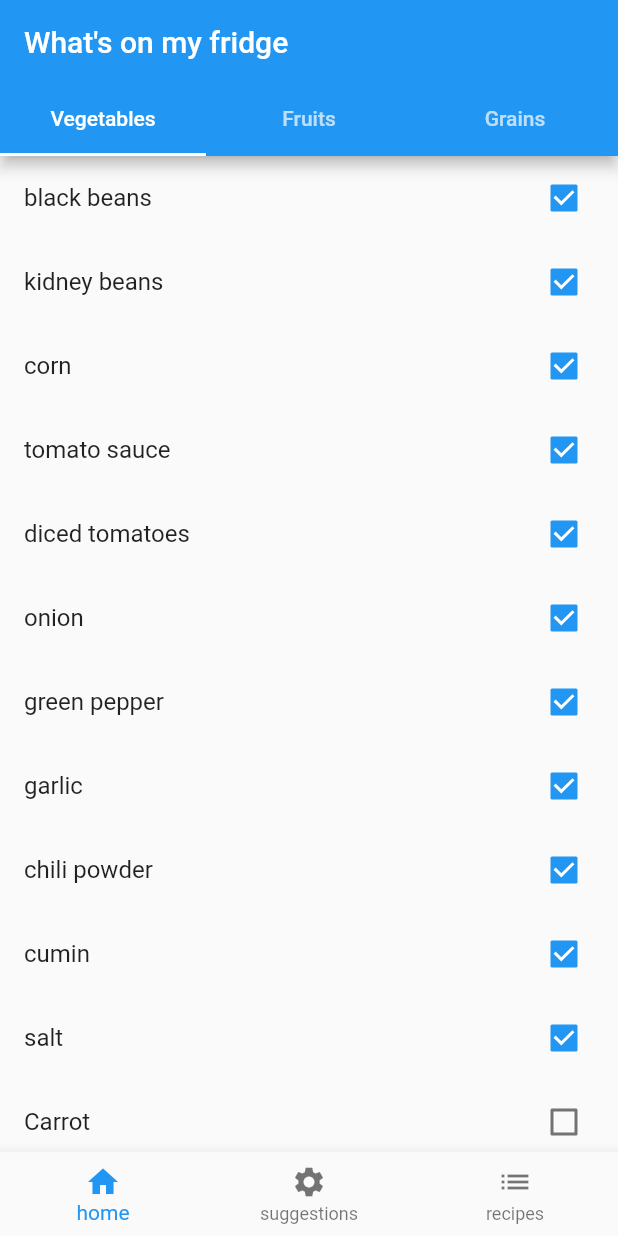
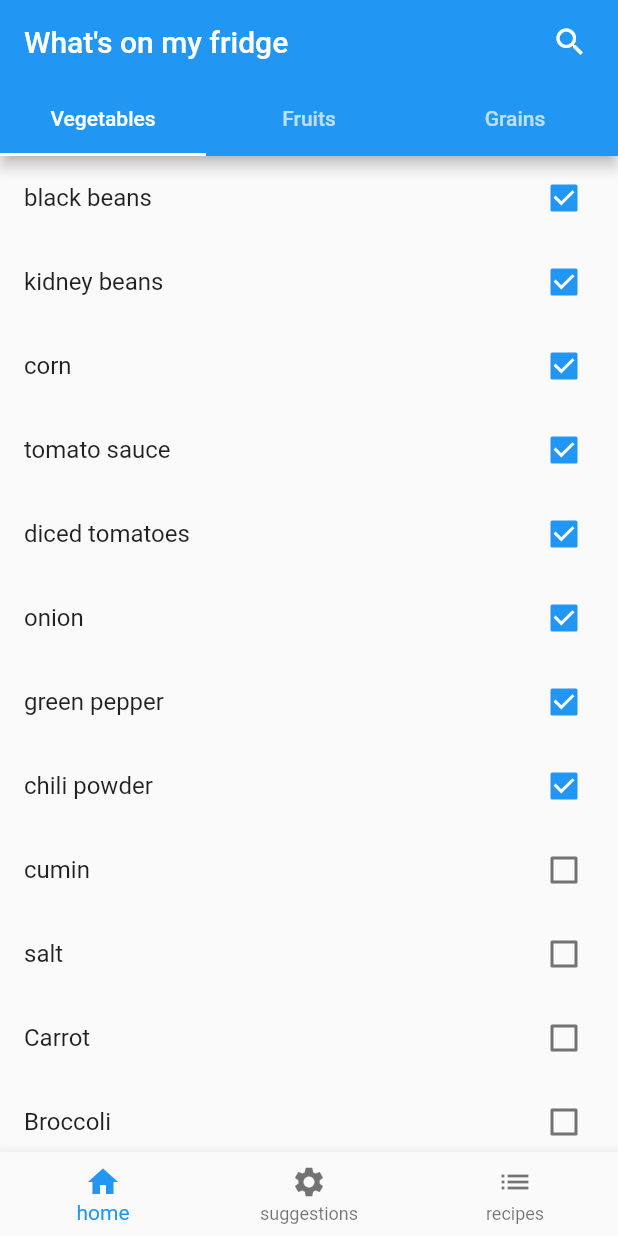
Before and after one commit to tuaha1/vegan-recipes, a Flutter app: the screen it shows after launch, on a phone screen of 412 x 824 dp. Run offline on Flutter 3.47's test engine with Material 2 defaults, Android fonts, the phone set to English and light mode, and no system bars; our stand-ins replace webview_flutter.

Commit message:
Implemented Search Page

```diff
--- a/lib/Components/ListOptions.dart
+++ b/lib/Components/ListOptions.dart
@@ -1,9 +1,10 @@
+import 'package:app/Components/SearchIngredients.dart';
 import 'package:app/Data/Ingredients.dart';
 import 'package:flutter/material.dart';
 import '../Data/Ingredients.dart';
 
-DefaultTabController listOptions(
-    void Function(String ingredient) listOption, addedList) {
+DefaultTabController listOptions(void Function(String ingredient) listOption,
+    addedList, context, void Function(List ingredients) handleSearchList) {
   List<Tab> myTabs = ingredients.keys.map((key) {
     return Tab(text: key);
   }).toList();
@@ -13,6 +14,23 @@ DefaultTabController listOptions(
     child: Scaffold(
       appBar: AppBar(
         title: const Text("What's on my fridge"),
+        actions: [
+          Padding(
+            padding: const EdgeInsets.all(8.0),
+            child: IconButton(
+                onPressed: () {
+                  Navigator.of(context).push(
+                    MaterialPageRoute(
+                      builder: (context) => SearchIngredients(
+                          ingredientList: ingredients,
+                          searchListHandler: handleSearchList,
+                          recipeHolder: addedList),
+                    ),
+                  );
+                },
+                icon: const Icon(Icons.search)),
+          )
+        ],
         bottom: TabBar(tabs: myTabs),
       ),
       body: TabBarView(
--- a/lib/Components/SelectedOptions.dart
+++ b/lib/Components/SelectedOptions.dart
@@ -5,7 +5,7 @@ Scaffold selectedOptions(
     List recipeHolder, Function removeIngredient, BuildContext context) {
   return Scaffold(
     appBar: AppBar(
-      title: const Text("Selected Items"),
+      title: const Text("Selected Ingredients"),
     ),
     body: Column(
       children: [
--- a/lib/Data/Ingredients.dart
+++ b/lib/Data/Ingredients.dart
@@ -8,7 +8,6 @@ Map<String, List> ingredients = {
     "diced tomatoes",
     "onion",
     "green pepper",
-    "garlic",
     "chili powder",
     "cumin",
     "salt",
@@ -40,7 +39,6 @@ Map<String, List> ingredients = {
     "green lentils",
     "carrots",
     "celery",
-    "garlic",
     "vegetable broth",
     "thyme",
     "rosemary",
--- a/lib/Routes/RecipeList.dart
+++ b/lib/Routes/RecipeList.dart
@@ -22,28 +22,6 @@ class _RecipeListState extends State<RecipeList> {
     "onion",
     "green pepper",
     "chili powder",
-    "cooked rice",
-    "pineapple chunks",
-    "tofu",
-    "bell peppers",
-    "carrots",
-    "peas",
-    "garlic",
-    "soy sauce",
-    "curry powder",
-    "sriracha",
-    "sesame oil",
-    "salt",
-    "tortillas",
-    "mushrooms",
-    "spinach",
-    "red onion",
-    "nutritional yeast",
-    "garlic powder",
-    "cumin",
-    "paprika",
-    "pepper",
-    "guacamole (for serving)"
   ];
 
   void listOption(String ingredient) {
@@ -62,10 +40,16 @@ class _RecipeListState extends State<RecipeList> {
     });
   }
 
+  void handleSearchList(List ingredients) {
+    setState(() {
+      recipeHolder = ingredients;
+    });
+  }
+
   @override
   Widget build(BuildContext context) {
     final List<Widget> _pages = [
-      listOptions(listOption, recipeHolder),
+      listOptions(listOption, recipeHolder, context, handleSearchList),
       selectedOptions(recipeHolder, removeIngredient, context),
       displayAllRecipes(context)
     ];
```
Also changed, not shown: lib/Components/SearchIngredients.dart (added, +116 -0 lines).
